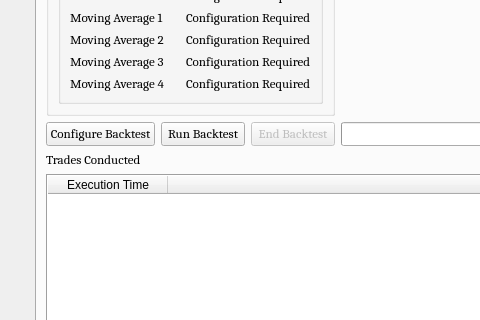
Old version of the form UI/algobot.ui in the repository ZENALC/algobot; both pictures show x 0 to 480 and y 399 to 719 of the 1000 by 821 pixel window.
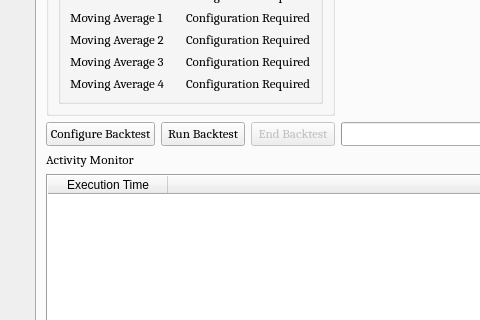
New version of the form. Icons and pictures are not drawn. Custom widgets are drawn as their Qt base class.

Patch:
```diff
--- a/UI/algobot.ui
+++ b/UI/algobot.ui
@@ -1666,7 +1666,7 @@
            </sizepolicy>
           </property>
           <property name="text">
-           <string>Trades Conducted</string>
+           <string>Activity Monitor</string>
           </property>
          </widget>
         </item>
```
